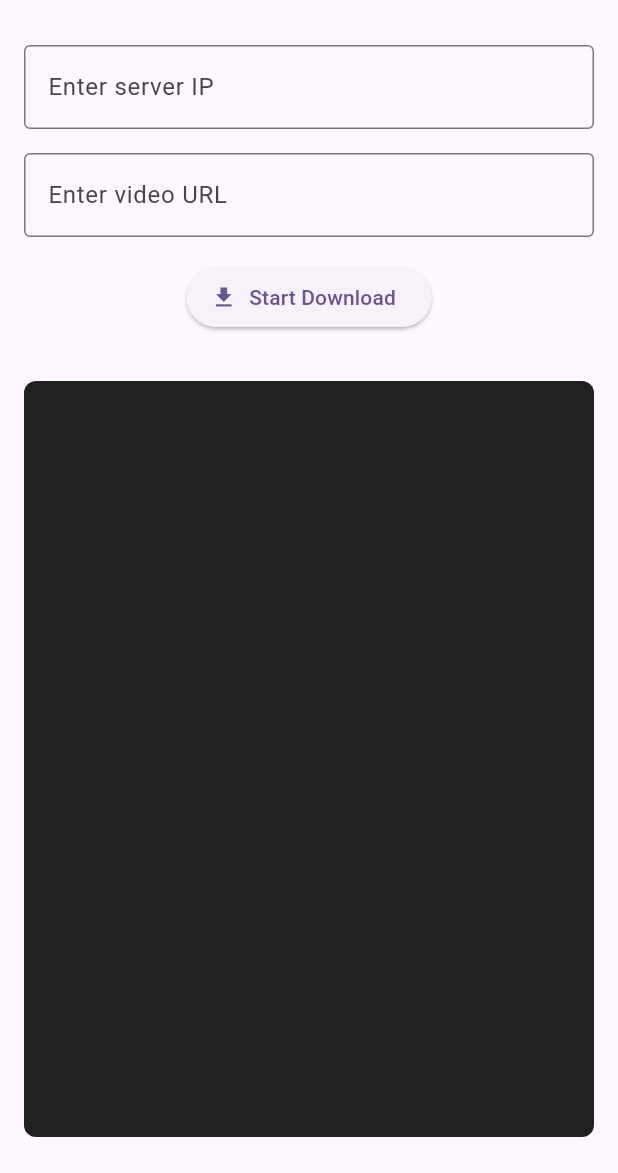
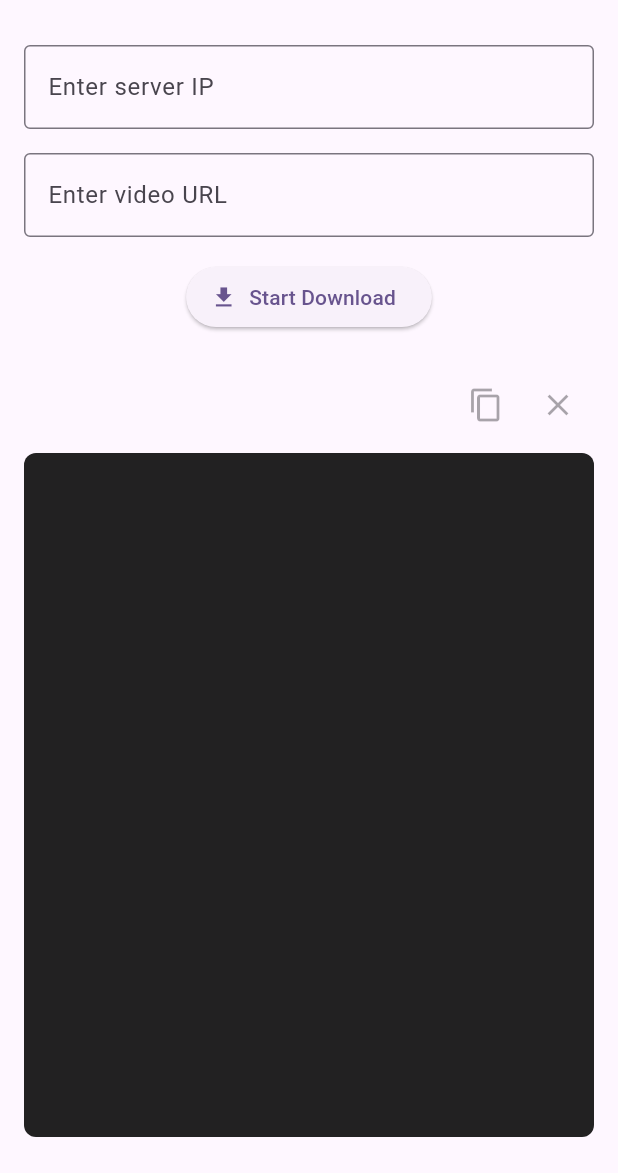
Before and after one commit to Faizan-Shurjeel/Fretch, a Flutter app: the screen it shows after launch, after a tap on "Close", on a phone screen of 412 x 824 dp, the part 63-1236 px from its top. Run offline on Flutter 3.47's test engine with Material 3 defaults, Android fonts, the phone set to English and light mode, and no system bars.

Commit message:
Added copy to clipboard

```diff
--- a/fretch/lib/connect_page_modified.dart
+++ b/fretch/lib/connect_page_modified.dart
@@ -30,6 +30,12 @@ class ConnectPageState extends State<ConnectPage> {
   void _addConsoleMessage(String message) {
     setState(() {
       _consoleMessages.add(message);
+    });
+  }
+
+  void _clearConsole() {
+    setState(() {
+      _consoleMessages.clear();
     });
   }
 
@@ -115,7 +121,10 @@ class ConnectPageState extends State<ConnectPage> {
               ),
             const SizedBox(height: 16),
             Expanded(
-              child: ConsoleOutput(messages: _consoleMessages),
+              child: ConsoleOutput(
+                messages: _consoleMessages,
+                onClear: _clearConsole,
+              ),
             ),
           ],
         ),
--- a/fretch/lib/console.dart
+++ b/fretch/lib/console.dart
@@ -1,10 +1,22 @@
 import 'package:flutter/material.dart';
+import 'package:flutter/services.dart';
 
-class ConsoleOutput extends StatelessWidget {
+class ConsoleOutput extends StatefulWidget {
   final List<String> messages;
+  final Function() onClear;
+
+  const ConsoleOutput({
+    super.key,
+    required this.messages,
+    required this.onClear,
+  });
+
+  @override
+  State<ConsoleOutput> createState() => _ConsoleOutputState();
+}
+
+class _ConsoleOutputState extends State<ConsoleOutput> {
   final ScrollController _scrollController = ScrollController();
-
-  ConsoleOutput({super.key, required this.messages});
 
   void _scrollToBottom() {
     if (_scrollController.hasClients) {
@@ -16,12 +28,40 @@ class ConsoleOutput extends StatelessWidget {
     }
   }
 
+  void _copyToClipboard() {
+    final text = widget.messages.join('\n');
+    Clipboard.setData(ClipboardData(text: text));
+    ScaffoldMessenger.of(context).showSnackBar(
+      const SnackBar(
+        content: Text('Console output copied to clipboard'),
+        duration: Duration(seconds: 2),
+      ),
+    );
+  }
+
   @override
   Widget build(BuildContext context) {
     WidgetsBinding.instance.addPostFrameCallback((_) => _scrollToBottom());
 
-    return Container(
-      height: 200,
+    return Column(
+      children: [
+        Row(
+          mainAxisAlignment: MainAxisAlignment.end,
+          children: [
+            IconButton(
+              icon: const Icon(Icons.copy),
+              onPressed: widget.messages.isEmpty ? null : _copyToClipboard,
+              tooltip: 'Copy console output',
+            ),
+            IconButton(
+              icon: const Icon(Icons.clear),
+              onPressed: widget.messages.isEmpty ? null : widget.onClear,
+              tooltip: 'Clear console',
+            ),
+          ],
+        ),
+        Expanded(
+          child: Container(
             decoration: BoxDecoration(
               color: Colors.black87,
               borderRadius: BorderRadius.circular(8),
@@ -30,10 +70,10 @@ class ConsoleOutput extends StatelessWidget {
             child: ListView.builder(
               controller: _scrollController,
               padding: const EdgeInsets.all(8),
-        itemCount: messages.length,
+              itemCount: widget.messages.length,
               itemBuilder: (context, index) {
-          return Text(
-            messages[index],
+                return SelectableText(
+                  widget.messages[index],
                   style: const TextStyle(
                     color: Colors.green,
                     fontFamily: 'Consolas',
@@ -42,6 +82,9 @@ class ConsoleOutput extends StatelessWidget {
                 );
               },
             ),
+          ),
+        ),
+      ],
     );
   }
 }
```
Also changed, not shown: 1 other file. Lines whose indentation alone changed are shown as unchanged.
